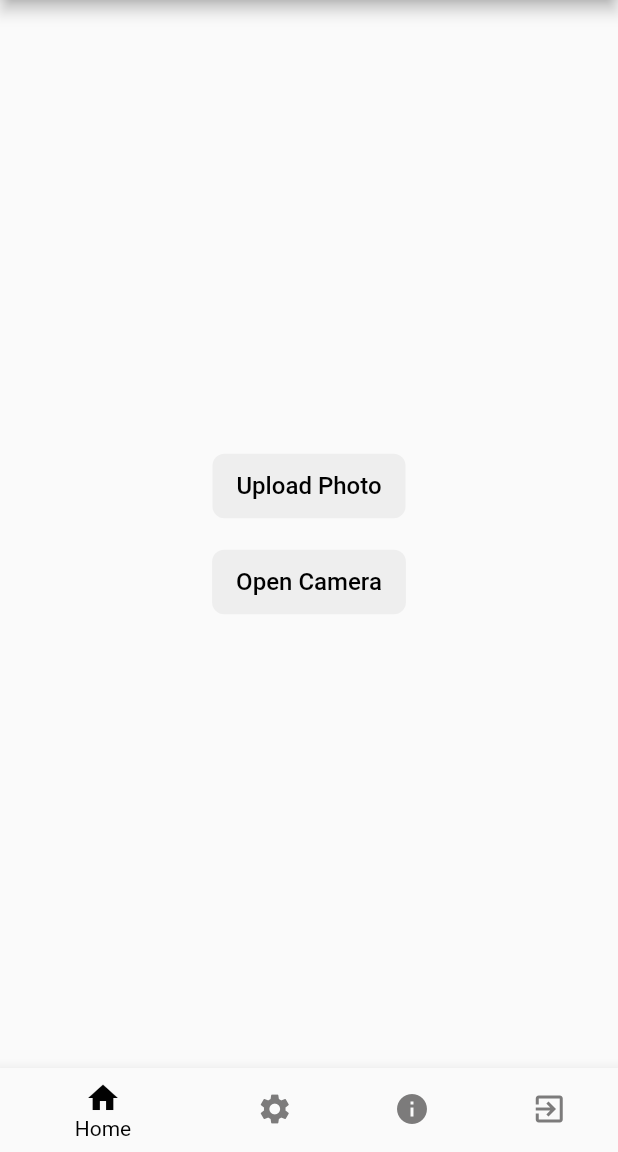
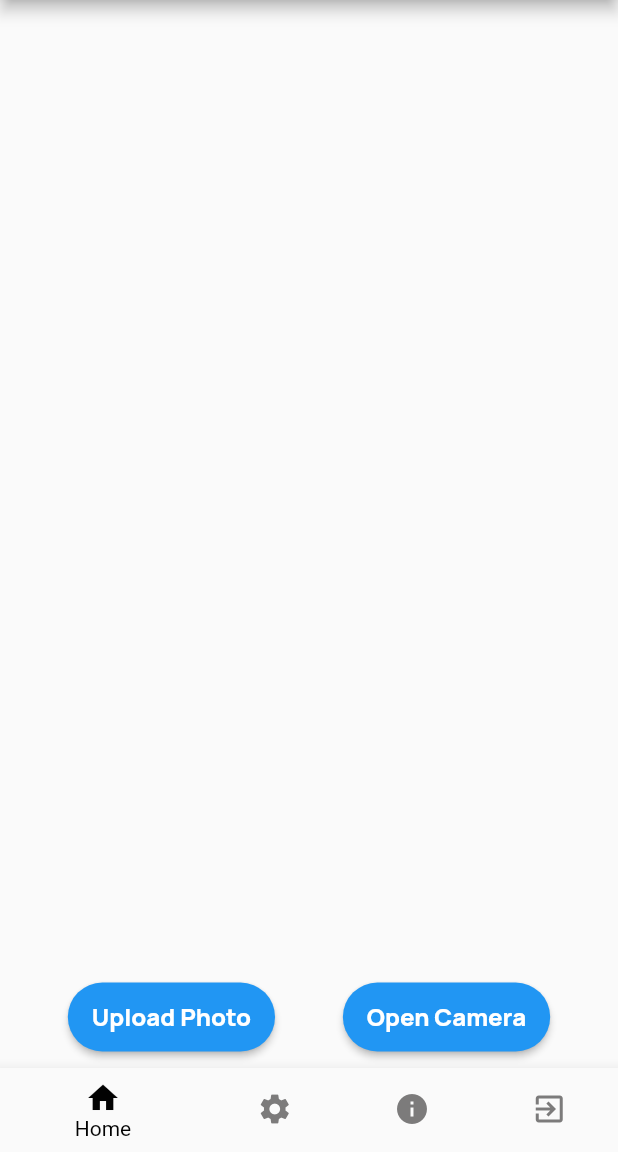
Before and after one commit to ThishanTharuka/Fish-Recognition-Mobile-App, a Flutter app: the screen it shows after launch, on a phone screen of 412 x 824 dp, the part 84-1236 px from its top. Run offline on Flutter 3.47's test engine with Material 2 defaults, Android fonts, the phone set to English and light mode, and no system bars; our stand-ins replace image_picker.

Commit message:
Make changes to the splash screen
Also changed the main two button styles in the recognition_page

```diff
--- a/lib/recognition_page.dart
+++ b/lib/recognition_page.dart
@@ -56,37 +56,61 @@ class _RecognitionPageState extends State<RecognitionPage> {
       ),
       body: Center(
         child: Column(
-          mainAxisAlignment: MainAxisAlignment.center,
+          mainAxisAlignment: MainAxisAlignment.end,
           children: [
-            TextButton(
+            SizedBox(height: 16), // Add some space above the buttons
+            Container(
+              margin: EdgeInsets.fromLTRB(
+                  0, 0, 0, 10), // Add bottom margin of 16 pixels
+              child: Row(
+                mainAxisAlignment: MainAxisAlignment.spaceEvenly,
+                children: [
+                  Container(
+                    child: ElevatedButton(
                       onPressed: _handleUploadPhoto,
                       style: TextButton.styleFrom(
-                primary: Colors.black,
-                backgroundColor: Colors.grey[200],
-                padding: EdgeInsets.symmetric(horizontal: 16, vertical: 12),
+                        primary: Colors.white,
+                        backgroundColor: Colors.blue,
+                        padding:
+                            EdgeInsets.symmetric(horizontal: 16, vertical: 12),
                         shape: RoundedRectangleBorder(
-                  borderRadius: BorderRadius.circular(8),
+                          borderRadius: BorderRadius.circular(25),
                         ),
                       ),
                       child: Text(
                         'Upload Photo',
-                style: TextStyle(fontSize: 16),
+                        style: TextStyle(
+                            fontSize: 16,
+                            fontFamily: 'Manrope',
+                            color: Colors.white,
+                            fontWeight: FontWeight.w900),
                       ),
                     ),
-            SizedBox(height: 16),
-            TextButton(
+                  ),
+                  Container(
+                    child: ElevatedButton(
                       onPressed: _handleOpenCamera,
                       style: TextButton.styleFrom(
-                primary: Colors.black,
-                backgroundColor: Colors.grey[200],
-                padding: EdgeInsets.symmetric(horizontal: 16, vertical: 12),
+                        primary: Colors.white,
+                        backgroundColor: Colors.blue,
+                        padding:
+                            EdgeInsets.symmetric(horizontal: 16, vertical: 12),
                         shape: RoundedRectangleBorder(
-                  borderRadius: BorderRadius.circular(8),
+                          borderRadius: BorderRadius.circular(25),
                         ),
                       ),
                       child: Text(
                         'Open Camera',
-                style: TextStyle(fontSize: 16),
+                        style: TextStyle(
+                          fontSize: 16,
+                          fontFamily: 'Manrope',
+                          color: Colors.white,
+                          fontWeight: FontWeight.w900,
+                        ),
+                      ),
+                    ),
+                  ),
+                ],
               ),
             ),
           ],
@@ -124,3 +148,27 @@ class _RecognitionPageState extends State<RecognitionPage> {
     );
   }
 }
+
+void main() {
+  runApp(MaterialApp(
+    home: RecognitionPage(),
+    routes: <String, WidgetBuilder>{
+      '/settings': (BuildContext context) => Scaffold(
+            appBar: AppBar(
+              title: Text('Settings'),
+            ),
+            body: Center(
+              child: Text('Settings Page'),
+            ),
+          ),
+      '/about': (BuildContext context) => Scaffold(
+            appBar: AppBar(
+              title: Text('About'),
+            ),
+            body: Center(
+              child: Text('About Page'),
+            ),
+          ),
+    },
+  ));
+}
--- a/pubspec.yaml
+++ b/pubspec.yaml
@@ -55,6 +55,11 @@ dev_dependencies:
 flutter:
   assets:
     - assets/icon1.png
+  fonts:
+    - family: Manrope
+      fonts:
+        - asset: fonts\Manrope-VariableFont_wght.ttf
+
   # The following line ensures that the Material Icons font is
   # included with your application, so that you can use the icons in
   # the material Icons class.
```
Also changed, not shown: assets/icon1.png, fonts/Manrope-Bold.ttf (added), fonts/Manrope-ExtraBold.ttf (added), fonts/Manrope-ExtraLight.ttf (added), fonts/Manrope-Light.ttf (added), fonts/Manrope-Medium.ttf (added), fonts/Manrope-Regular.ttf (added), fonts/Manrope-SemiBold.ttf (added), fonts/Manrope-VariableFont_wght.ttf (added), fonts/Poppins-Medium.ttf (added), 3 other files. Lines whose indentation alone changed are shown as unchanged.
